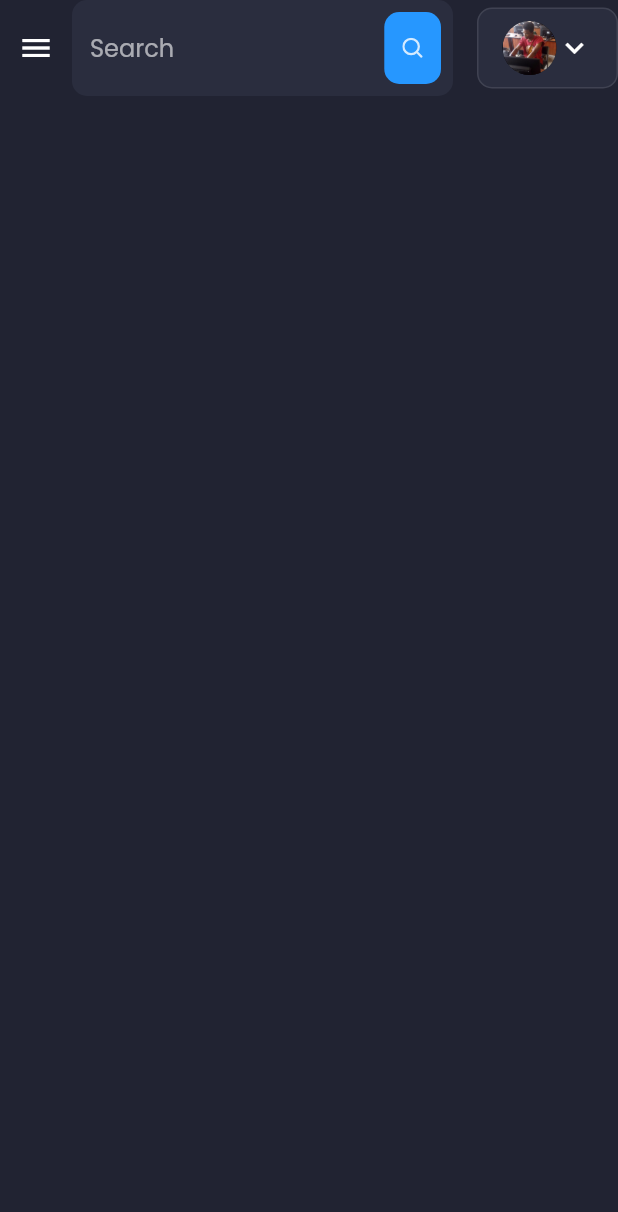
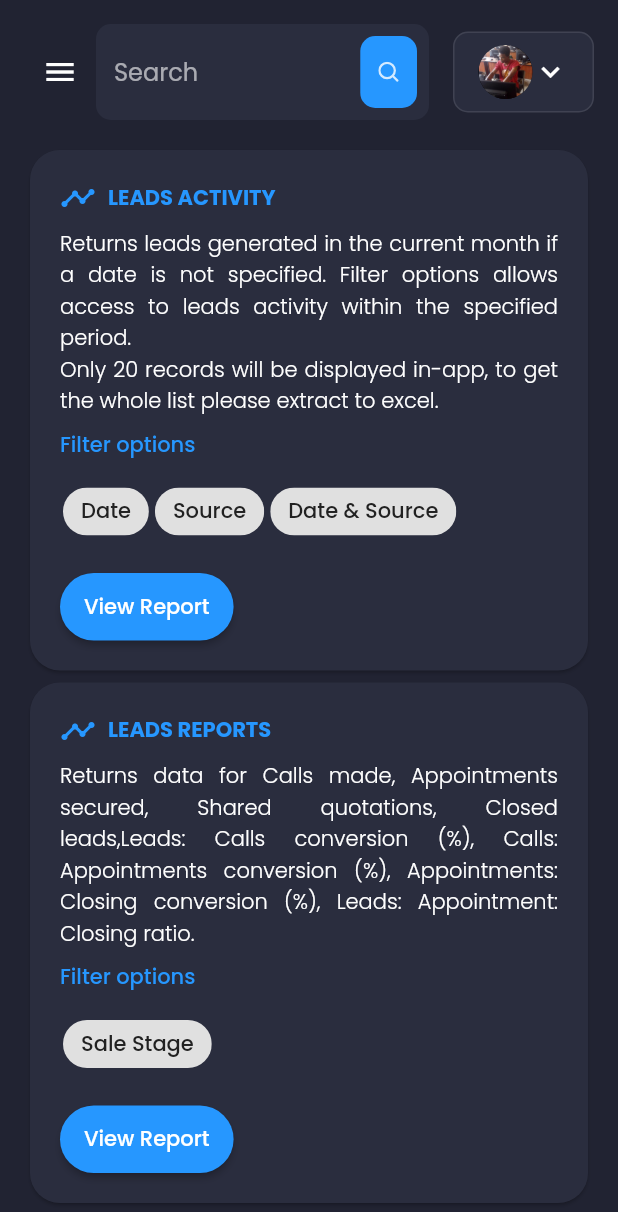
Before and after one commit to Marcosmaliki/flutter-desktop, a Flutter app: the LeadsHome screen opened directly, on a phone screen of 412 x 824 dp. Shown: the top 1212 px of the screen. Run offline on Flutter 3.47's test engine with Material 2 defaults, Android fonts, the light colour scheme and no system bars; drawn by our look-alikes of multi_select_flutter; our stand-ins replace data_table_2, fl_chart, flutter_svg, get, google_fonts.

Commit message:
Added leads page

```diff
--- a/lib/screens/dashboard/components/header.dart
+++ b/lib/screens/dashboard/components/header.dart
@@ -9,7 +9,9 @@ import '../../../controllers/menu_controller.dart';
 class Header extends StatelessWidget {
   const Header({
     Key? key,
+    this.header,
   }) : super(key: key);
+  final String? header;
 
   @override
   Widget build(BuildContext context) {
@@ -22,7 +24,7 @@ class Header extends StatelessWidget {
           ),
         if (!Responsive.isMobile(context))
           Text(
-            "Dashboard",
+            header ?? 'Dashboard',
             style: Theme.of(context).textTheme.headline6,
           ),
         if (!Responsive.isMobile(context))
--- a/lib/screens/leads/leads_home.dart
+++ b/lib/screens/leads/leads_home.dart
@@ -1,5 +1,6 @@
 import 'package:flutter/material.dart';
 import 'package:get/get.dart';
+import 'package:multi_select_flutter/multi_select_flutter.dart';
 import 'package:windows_app/constants.dart';
 
 import '../../controllers/menu_controller.dart';
@@ -12,34 +13,45 @@ class LeadsHome extends StatelessWidget {
 
   @override
   Widget build(BuildContext context) {
-    final GlobalKey<ScaffoldState> scaffoldKey = GlobalKey<ScaffoldState>();
     final MenuController c = Get.put(MenuController());
     return Scaffold(
       key: c.scaffoldKey,
       drawer: const SideMenu(),
       body: SafeArea(
-        child: Column(
-          children: [
-            const Header(),
-            const SizedBox(height: defaultPadding),
-            Row(
+        child: Row(
           crossAxisAlignment: CrossAxisAlignment.start,
           children: [
+            // We want this side menu only for large screen
             if (Responsive.isDesktop(context))
               const Expanded(
+                // default flex = 1
+                // and it takes 1/6 part of the screen
                 child: SideMenu(),
               ),
             Expanded(
+              // It takes 5/6 part of the screen
               flex: 5,
+              child: SingleChildScrollView(
+                padding: const EdgeInsets.all(defaultPadding),
                 child: Column(
                   children: [
-                      Container(
-                        color: Colors.orange,
+                    const Header(
+                      header: 'Leads',
                     ),
+                    const SizedBox(height: defaultPadding),
+                    Responsive.isDesktop(context)
+                        ? Row(
+                            children: [
+                              Expanded(child: LeadsActivity()),
+                              Expanded(child: LeadsReport())
+                            ],
+                          )
+                        : Column(
+                            children: [LeadsActivity(), LeadsReport()],
+                          )
                   ],
                 ),
               ),
-              ],
             ),
           ],
         ),
@@ -47,3 +59,169 @@ class LeadsHome extends StatelessWidget {
     );
   }
 }
+
+class LeadsReport extends StatelessWidget {
+  const LeadsReport({
+    Key? key,
+  }) : super(key: key);
+
+  @override
+  Widget build(BuildContext context) {
+    return Card(
+      color: secondaryColor,
+      shape: RoundedRectangleBorder(
+        borderRadius: BorderRadius.circular(20),
+      ),
+      child: Padding(
+        padding: const EdgeInsets.all(20),
+        child: Column(
+          crossAxisAlignment: CrossAxisAlignment.start,
+          children: [
+            Row(
+              children: const [
+                Icon(
+                  Icons.timeline,
+                  color: primaryColor,
+                ),
+                SizedBox(
+                  width: 8,
+                ),
+                Text(
+                  'LEADS REPORTS ',
+                  style: TextStyle(
+                      fontWeight: FontWeight.bold, color: primaryColor),
+                )
+              ],
+            ),
+            const SizedBox(
+              height: 8,
+            ),
+            const Text(
+              'Returns data for Calls made, Appointments secured, Shared quotations, Closed leads,Leads: Calls conversion (%), Calls: Appointments conversion (%), Appointments: Closing conversion (%), Leads: Appointment: Closing ratio.',
+              style: TextStyle(fontWeight: FontWeight.w300),
+              textAlign: TextAlign.justify,
+            ),
+            const SizedBox(
+              height: 8,
+            ),
+            const Text(
+              'Filter options',
+              style:
+                  TextStyle(fontWeight: FontWeight.w500, color: primaryColor),
+            ),
+            const SizedBox(
+              height: 8,
+            ),
+            MultiSelectChipDisplay(
+              chipColor: Colors.grey.shade300,
+              textStyle: TextStyle(color: context.theme.primaryColor),
+              items: ['Sale Stage'].map((e) => MultiSelectItem(e, e)).toList(),
+              onTap: (value) {},
+            ),
+            const SizedBox(
+              height: 15,
+            ),
+            SizedBox(
+              height: 45,
+              child: ElevatedButton(
+                style: ElevatedButton.styleFrom(
+                  primary: primaryColor,
+                  shape: const StadiumBorder(),
+                ),
+                onPressed: () {},
+                child: const Text(
+                  'View Report',
+                  style: TextStyle(color: Colors.white),
+                ),
+              ),
+            )
+          ],
+        ),
+      ),
+    );
+  }
+}
+
+class LeadsActivity extends StatelessWidget {
+  const LeadsActivity({
+    Key? key,
+  }) : super(key: key);
+
+  @override
+  Widget build(BuildContext context) {
+    return Card(
+      color: secondaryColor,
+      shape: RoundedRectangleBorder(
+        borderRadius: BorderRadius.circular(20),
+      ),
+      child: Padding(
+        padding: const EdgeInsets.all(20),
+        child: Column(
+          crossAxisAlignment: CrossAxisAlignment.start,
+          children: [
+            Row(
+              children: const [
+                Icon(
+                  Icons.timeline,
+                  color: primaryColor,
+                ),
+                SizedBox(
+                  width: 8,
+                ),
+                Text(
+                  'LEADS ACTIVITY',
+                  style: TextStyle(
+                      fontWeight: FontWeight.bold, color: primaryColor),
+                )
+              ],
+            ),
+            const SizedBox(
+              height: 8,
+            ),
+            const Text(
+              'Returns leads generated in the current month if a date is not specified. Filter options allows access to leads activity within the specified period.\nOnly 20 records will be displayed in-app, to get the whole list please extract to excel.',
+              style: TextStyle(fontWeight: FontWeight.w300),
+              textAlign: TextAlign.justify,
+            ),
+            const SizedBox(
+              height: 8,
+            ),
+            const Text(
+              'Filter options',
+              style:
+                  TextStyle(fontWeight: FontWeight.w500, color: primaryColor),
+            ),
+            const SizedBox(
+              height: 8,
+            ),
+            MultiSelectChipDisplay(
+              chipColor: Colors.grey.shade300,
+              textStyle: TextStyle(color: context.theme.primaryColor),
+              items: ['Date', 'Source', 'Date & Source']
+                  .map((e) => MultiSelectItem(e, e))
+                  .toList(),
+              onTap: (value) {},
+            ),
+            const SizedBox(
+              height: 15,
+            ),
+            SizedBox(
+              height: 45,
+              child: ElevatedButton(
+                style: ElevatedButton.styleFrom(
+                  primary: primaryColor,
+                  shape: const StadiumBorder(),
+                ),
+                onPressed: () {},
+                child: const Text(
+                  'View Report',
+                  style: TextStyle(color: Colors.white),
+                ),
+              ),
+            )
+          ],
+        ),
+      ),
+    );
+  }
+}
--- a/lib/screens/main/components/side_menu.dart
+++ b/lib/screens/main/components/side_menu.dart
@@ -20,12 +20,14 @@ class SideMenu extends StatelessWidget {
           DrawerListTile(
             title: "Dashboard",
             svgSrc: "assets/icons/menu_dashbord.svg",
-            press: () => Get.off(() => const MainScreen()),
+            press: () => Get.off(() => const MainScreen(),
+                transition: Transition.fadeIn),
           ),
           DrawerListTile(
             title: "Leads",
             svgSrc: "assets/icons/menu_tran.svg",
-            press: () => Get.off(() => const LeadsHome()),
+            press: () =>
+                Get.off(() => const LeadsHome(), transition: Transition.fadeIn),
           ),
           DrawerListTile(
             title: "PruMobi Usage",
--- a/pubspec.yaml
+++ b/pubspec.yaml
@@ -41,6 +41,8 @@ dependencies:
   fl_chart: ^0.36.1
   data_table_2: ^2.0.3
   get: ^4.6.1
+  fluent_ui: ^3.9.0
+  multi_select_flutter: ^4.0.0
 
 
 dev_dependencies:
```
Also changed, not shown: pubspec.lock. Lines whose indentation alone changed are shown as unchanged.
